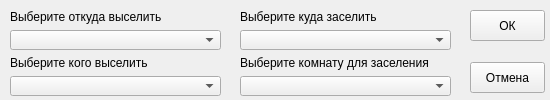
Before: the Qt Designer form python version/komendant/Relocateui.ui in luceferon/komendant, drawn with Qt 5.
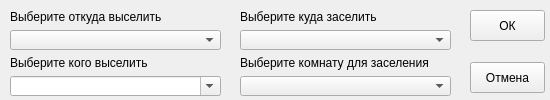
After: the same form once the commit is applied.

The edit to the form file:
```diff
--- a/python version/komendant/Relocateui.ui
+++ b/python version/komendant/Relocateui.ui
@@ -52,7 +52,7 @@
      <string>Отмена</string>
     </property>
    </widget>
-   <widget class="QWidget" name="">
+   <widget class="QWidget" name="layoutWidget">
     <property name="geometry">
      <rect>
       <x>10</x>
@@ -80,11 +80,15 @@
       </widget>
      </item>
      <item>
-      <widget class="QComboBox" name="CBKogo"/>
+      <widget class="QComboBox" name="CBKogo">
+       <property name="editable">
+        <bool>true</bool>
+       </property>
+      </widget>
      </item>
     </layout>
    </widget>
-   <widget class="QWidget" name="">
+   <widget class="QWidget" name="layoutWidget">
     <property name="geometry">
      <rect>
       <x>240</x>
```
